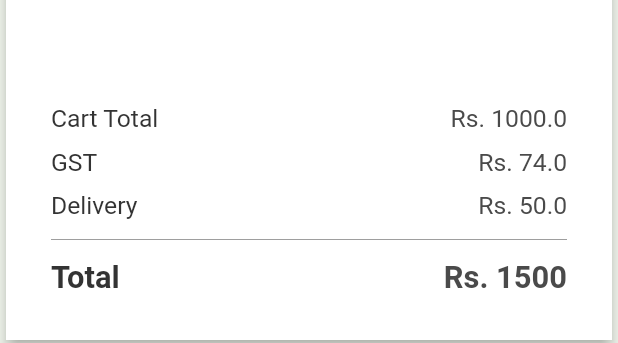
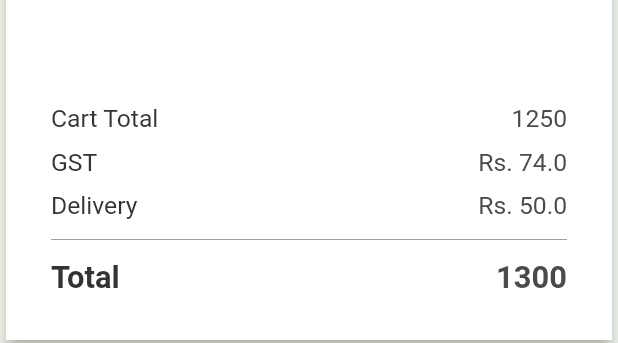
Before and after one commit to Zatinmohan/Ugaoo-Plant-App, a Flutter app: the CartPrice widget shown alone on an empty page, opened directly, on a phone screen of 412 x 824 dp. Shown: the part 890-1233 px from the top of the screen. Run offline on Flutter 3.47's test engine with Material 2 defaults, Android fonts, the phone set to English and light mode, and no system bars; our stand-ins replace font_awesome_flutter, get; network calls fail.

Commit message:
- Some Small Changes in Cart

```diff
--- /dev/null
+++ b/lib/Controller/CartItemController.dart
@@ -0,0 +1,19 @@
+import 'package:get/get.dart';
+import 'package:ugaoo/Model/dummy.dart';
+
+class CartItemController extends GetxController {
+  List<Dummy> cartItems = dummyList.obs;
+
+  int getLength() {
+    return cartItems.length;
+  }
+
+  getPrice() {
+    int v = 0;
+    for (int i = 0; i < getLength(); i++) {
+      v += cartItems[i].price;
+    }
+
+    return v;
+  }
+}
--- /dev/null
+++ b/lib/Model/dummy.dart
@@ -0,0 +1,43 @@
+import 'package:ugaoo/misc/imagesEg.dart';
+
+class Dummy {
+  final String name;
+  final int price;
+  final int qty;
+  final image;
+
+  Dummy(this.name, this.price, this.qty, this.image);
+}
+
+List<Dummy> dummyList = [
+  Dummy(
+    "Plant 1",
+    250,
+    1,
+    seed_images[0],
+  ),
+  Dummy(
+    "Plant 2",
+    250,
+    1,
+    seed_images[1],
+  ),
+  Dummy(
+    "Plant 3",
+    250,
+    1,
+    seed_images[2],
+  ),
+  Dummy(
+    "Plant 4",
+    250,
+    1,
+    seed_images[3],
+  ),
+  Dummy(
+    "Plant 5",
+    250,
+    1,
+    seed_images[4],
+  ),
+];
--- a/lib/Screens/Cart/CartPrice.dart
+++ b/lib/Screens/Cart/CartPrice.dart
@@ -1,4 +1,6 @@
 import 'package:flutter/material.dart';
+import 'package:get/get.dart';
+import 'package:ugaoo/Controller/CartItemController.dart';
 import 'package:ugaoo/misc/colors.dart';
 
 class CartPrice extends StatelessWidget {
@@ -6,6 +8,7 @@ class CartPrice extends StatelessWidget {
 
   @override
   Widget build(BuildContext context) {
+    final CartItemController _controller = Get.put(CartItemController());
     return Card(
       elevation: 4.0,
       shape: RoundedRectangleBorder(
@@ -15,21 +18,25 @@ class CartPrice extends StatelessWidget {
         padding: EdgeInsets.all(10.0),
         child: Padding(
           padding: EdgeInsets.all(20.0),
-          child: Column(
+          child: Obx(() {
+            var price = _controller.getPrice();
+            return Column(
               mainAxisAlignment: MainAxisAlignment.end,
               children: [
-              PriceWidget(
-                  title: "Cart Total", price: "Rs. 1000.0", isTotal: false),
+                PriceWidget(title: "Cart Total", price: price, isTotal: false),
                 SizedBox(height: 10.0),
                 PriceWidget(title: "GST", price: "Rs. 74.0", isTotal: false),
                 SizedBox(height: 10.0),
-              PriceWidget(title: "Delivery", price: "Rs. 50.0", isTotal: false),
+                PriceWidget(
+                    title: "Delivery", price: "Rs. 50.0", isTotal: false),
                 SizedBox(height: 12.0),
                 Divider(height: 2.0, color: Colors.grey),
                 SizedBox(height: 12.0),
-              PriceWidget(title: "Total", price: "Rs. 1500", isTotal: true)
+                PriceWidget(
+                    title: "Total", price: "${price + 50}", isTotal: true)
               ],
-          ),
+            );
+          }),
         ),
       ),
     );
```
Also changed, not shown: lib/Screens/Cart/CartMain.dart (+13 -8 lines), lib/Screens/Cart/Items.dart (+27 -12 lines). Lines whose indentation alone changed are shown as unchanged.
